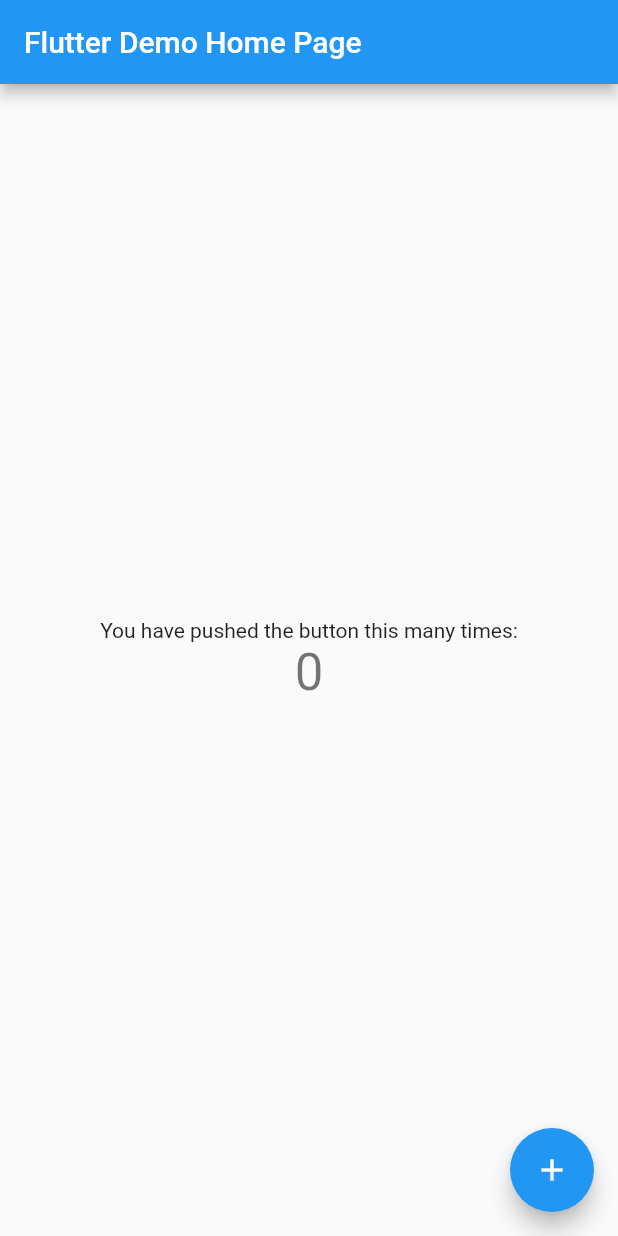
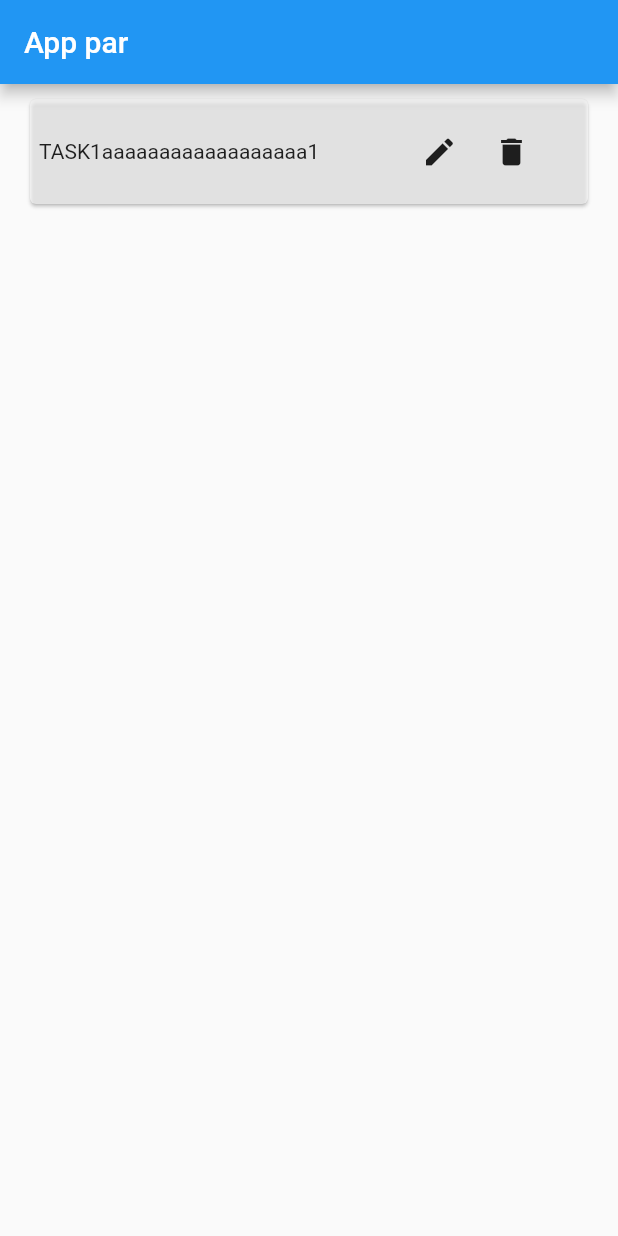
Before and after one commit to F600sa/flutter-todolist, a Flutter app: the screen it shows after launch, on a phone screen of 412 x 824 dp. Run offline on Flutter 3.47's test engine with Material 2 defaults, Android fonts, the phone set to English and light mode, and no system bars; our stand-ins replace get.

Commit message:
add Ui home page

```diff
--- a/todolist/lib/V/Screen/home.dart
+++ b/todolist/lib/V/Screen/home.dart
@@ -0,0 +1,52 @@
+import 'package:flutter/material.dart';
+import 'package:flutter/src/widgets/container.dart';
+import 'package:flutter/src/widgets/framework.dart';
+import 'package:get/get.dart';
+
+class HomePage extends StatelessWidget {
+  const HomePage({super.key});
+
+  @override
+  Widget build(BuildContext context) {
+    return Scaffold(
+      appBar: AppBar(
+        title: Text("App par "),
+      ),
+      body: Column(
+        children: [
+          Container(
+            height: 90,
+            child: Card(
+              color: Color.fromARGB(152, 255, 255, 255),
+              margin: EdgeInsets.fromLTRB(20, 10, 20, 10),
+              // shadowColor: Color.fromRGBO(0, 71, 147, 1),
+              child: Row(
+                children: [
+                  Container(
+                    width: 249,
+                    child: Padding(
+                      padding: const EdgeInsets.only(left: 6),
+                      child: Text(
+                        "TASK1aaaaaaaaaaaaaaaaaa1",
+                      ),
+                    ),
+                  ),
+                  Container(
+                    alignment: Alignment.centerRight,
+                    child: IconButton(
+                      onPressed: () {},
+                      icon: Icon(Icons.edit),
+                    ),
+                  ),
+                  Container(
+                      child: IconButton(
+                          onPressed: () {}, icon: Icon(Icons.delete)))
+                ],
+              ),
+            ),
+          ),
+        ],
+      ),
+    );
+  }
+}
--- a/todolist/lib/main.dart
+++ b/todolist/lib/main.dart
@@ -1,4 +1,5 @@
 import 'package:flutter/material.dart';
+import 'package:todolist/V/Screen/home.dart';
 
 void main() {
   runApp(const MyApp());
@@ -24,92 +25,7 @@ class MyApp extends StatelessWidget {
         // is not restarted.
         primarySwatch: Colors.blue,
       ),
-      home: const MyHomePage(title: 'Flutter Demo Home Page'),
+      home: HomePage(),
     );
   }
 }
-
-class MyHomePage extends StatefulWidget {
-  const MyHomePage({super.key, required this.title});
-
-  // This widget is the home page of your application. It is stateful, meaning
-  // that it has a State object (defined below) that contains fields that affect
-  // how it looks.
-
-  // This class is the configuration for the state. It holds the values (in this
-  // case the title) provided by the parent (in this case the App widget) and
-  // used by the build method of the State. Fields in a Widget subclass are
-  // always marked "final".
-
-  final String title;
-
-  @override
-  State<MyHomePage> createState() => _MyHomePageState();
-}
-
-class _MyHomePageState extends State<MyHomePage> {
-  int _counter = 0;
-
-  void _incrementCounter() {
-    setState(() {
-      // This call to setState tells the Flutter framework that something has
-      // changed in this State, which causes it to rerun the build method below
-      // so that the display can reflect the updated values. If we changed
-      // _counter without calling setState(), then the build method would not be
-      // called again, and so nothing would appear to happen.
-      _counter++;
-    });
-  }
-
-  @override
-  Widget build(BuildContext context) {
-    // This method is rerun every time setState is called, for instance as done
-    // by the _incrementCounter method above.
-    //
-    // The Flutter framework has been optimized to make rerunning build methods
-    // fast, so that you can just rebuild anything that needs updating rather
-    // than having to individually change instances of widgets.
-    return Scaffold(
-      appBar: AppBar(
-        // Here we take the value from the MyHomePage object that was created by
-        // the App.build method, and use it to set our appbar title.
-        title: Text(widget.title),
-      ),
-      body: Center(
-        // Center is a layout widget. It takes a single child and positions it
-        // in the middle of the parent.
-        child: Column(
-          // Column is also a layout widget. It takes a list of children and
-          // arranges them vertically. By default, it sizes itself to fit its
-          // children horizontally, and tries to be as tall as its parent.
-          //
-          // Invoke "debug painting" (press "p" in the console, choose the
-          // "Toggle Debug Paint" action from the Flutter Inspector in Android
-          // Studio, or the "Toggle Debug Paint" command in Visual Studio Code)
-          // to see the wireframe for each widget.
-          //
-          // Column has various properties to control how it sizes itself and
-          // how it positions its children. Here we use mainAxisAlignment to
-          // center the children vertically; the main axis here is the vertical
-          // axis because Columns are vertical (the cross axis would be
-          // horizontal).
-          mainAxisAlignment: MainAxisAlignment.center,
-          children: <Widget>[
-            const Text(
-              'You have pushed the button this many times:',
-            ),
-            Text(
-              '$_counter',
-              style: Theme.of(context).textTheme.headline4,
-            ),
-          ],
-        ),
-      ),
-      floatingActionButton: FloatingActionButton(
-        onPressed: _incrementCounter,
-        tooltip: 'Increment',
-        child: const Icon(Icons.add),
-      ), // This trailing comma makes auto-formatting nicer for build methods.
-    );
-  }
-}
```
Also changed, not shown: todolist/pubspec.lock, 2 other files.
